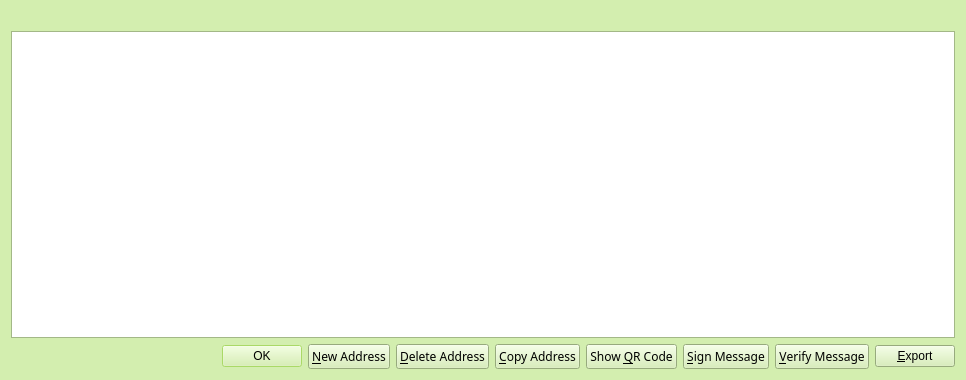
Before: the Qt Designer form src/qt/forms/addressbookpage.ui in teambean/BeanCash, drawn with Qt 5.
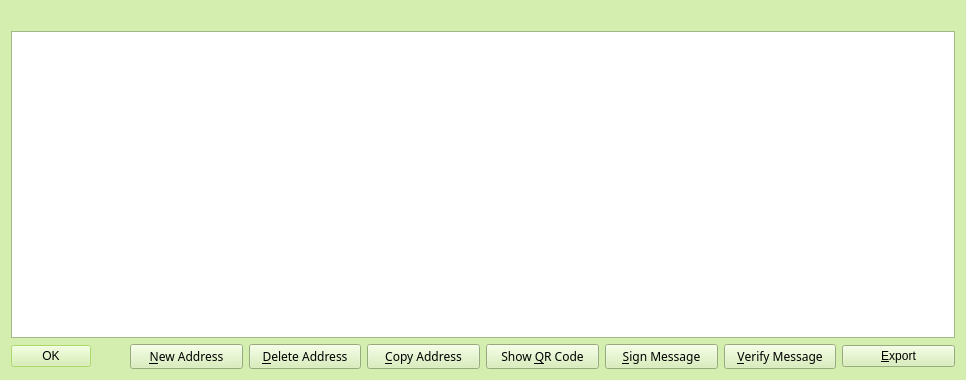
After: the same form once the commit is applied. Icons and pictures are not drawn.

Commit message: Fix AddressBook button alignment

Patch:
```diff
--- a/src/qt/forms/addressbookpage.ui
+++ b/src/qt/forms/addressbookpage.ui
@@ -257,7 +257,7 @@
    </item>
    <item>
     <layout class="QHBoxLayout" name="horizontalLayout">
-     <item>
+     <item alignment="Qt::AlignLeft">
       <widget class="QDialogButtonBox" name="buttonBox">
        <property name="standardButtons">
         <set>QDialogButtonBox::Ok</set>
```
